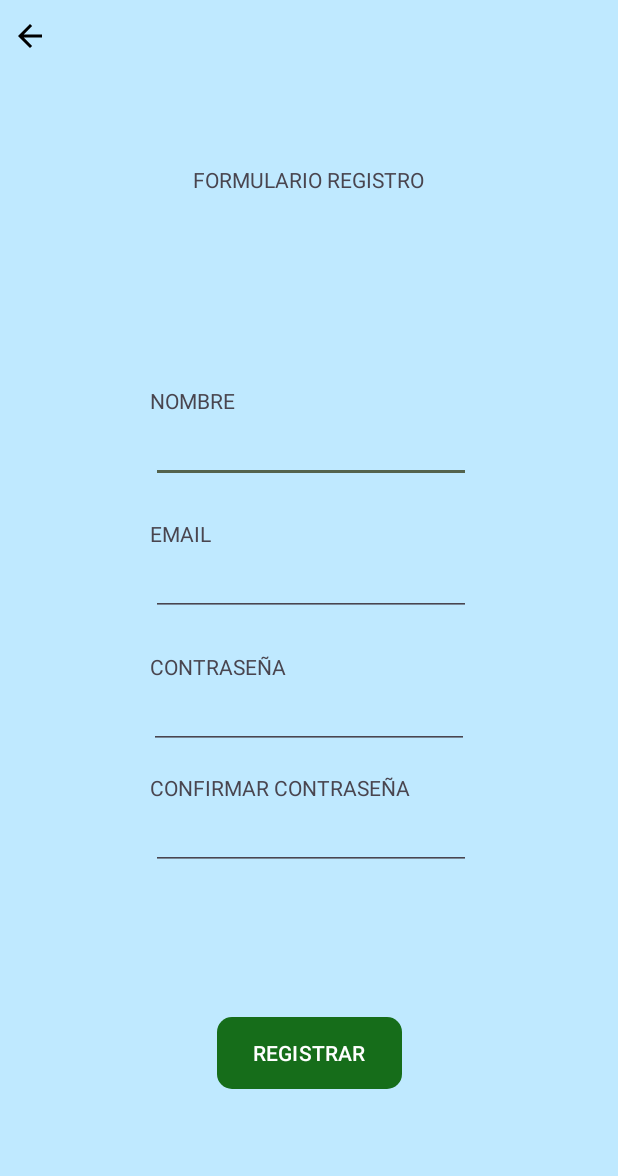
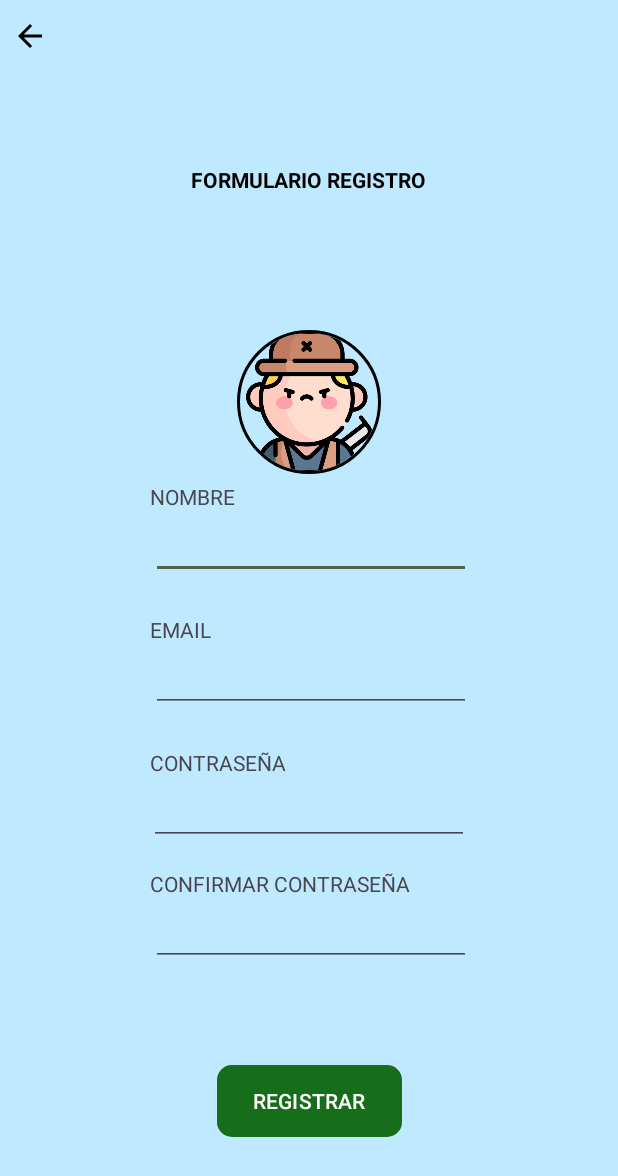
Before and after one commit to adridominguezz/CotorraKiller, an Android app: the RegisterActivity screen opened directly, with no data from a screen before it, on a phone screen of 412 x 824 dp. Shown: the top 1176 px of the screen. Run offline under Robolectric (Android 15) with nearby library versions, the phone set to English and light mode, and no system bars; our stand-ins replace CircleImageView, Firebase (no records; nobody signed in at launch, a user with empty details on screens opened directly); libraries missing offline, so code that uses them is left out: org.checkerframework.checker.

Commit message:
03/01 13:20

```diff
--- a/app/build.gradle.kts
+++ b/app/build.gradle.kts
@@ -49,6 +49,8 @@ dependencies {
     implementation("com.google.firebase:firebase-database-ktx:20.3.0")
     implementation("com.google.firebase:firebase-firestore-ktx:24.10.0")
     implementation("com.google.android.material:material:1.11.0")
+    implementation("com.squareup.picasso:picasso:2.8")
+    implementation("de.hdodenhof:circleimageview:3.1.0")
     testImplementation("junit:junit:4.13.2")
     androidTestImplementation("androidx.test.ext:junit:1.1.5")
     androidTestImplementation("androidx.test.espresso:espresso-core:3.5.1")
--- a/app/src/main/AndroidManifest.xml
+++ b/app/src/main/AndroidManifest.xml
@@ -14,6 +14,9 @@
         android:supportsRtl="true"
         android:theme="@style/Theme.CotorrasKiller"
         tools:targetApi="31">
+        <activity
+            android:name=".RankingActivity"
+            android:exported="false" />
         <activity
             android:name=".MenuActivity"
             android:exported="false" />
--- a/app/src/main/java/com/example/cotorraskiller/RegisterActivity.kt
+++ b/app/src/main/java/com/example/cotorraskiller/RegisterActivity.kt
@@ -98,7 +98,8 @@ class RegisterActivity : AppCompatActivity() {
                             "email" to logEmail,
                             "password" to logPassword,
                             "name" to name,
-                            "cotorras" to contador
+                            "cotorras" to contador,
+                            "imagen" to ""
                             )
                     )
 
--- a/app/src/main/res/layout/activity_juego.xml
+++ b/app/src/main/res/layout/activity_juego.xml
@@ -2,6 +2,7 @@
 <RelativeLayout xmlns:android="http://schemas.android.com/apk/res/android"
     xmlns:app="http://schemas.android.com/apk/res-auto"
     xmlns:tools="http://schemas.android.com/tools"
+    android:id="@+id/layoutJuego"
     android:layout_width="match_parent"
     android:background="@drawable/fondo1"
     android:layout_height="match_parent"
--- a/app/src/main/res/layout/activity_register.xml
+++ b/app/src/main/res/layout/activity_register.xml
@@ -11,11 +11,26 @@
         android:layout_width="wrap_content"
         android:layout_height="wrap_content"
         android:text="FORMULARIO REGISTRO"
+        android:textStyle="bold"
+        android:textColor="@color/black"
         app:layout_constraintBottom_toBottomOf="parent"
         app:layout_constraintEnd_toEndOf="parent"
         app:layout_constraintStart_toStartOf="parent"
         app:layout_constraintTop_toTopOf="parent"
         app:layout_constraintVertical_bias="0.137" />
+
+
+    <de.hdodenhof.circleimageview.CircleImageView
+        android:id="@+id/profile_image"
+        android:layout_width="96dp"
+        android:layout_height="96dp"
+        android:src="@drawable/cazador"
+        app:civ_border_color="@color/black"
+        android:layout_marginBottom="5dp"
+        app:civ_border_width="2dp"
+        app:layout_constraintBottom_toTopOf="@+id/textViewName"
+        app:layout_constraintEnd_toEndOf="parent"
+        app:layout_constraintStart_toStartOf="parent" />
 
     <TextView
         android:id="@+id/textViewName"
@@ -26,7 +41,7 @@
         app:layout_constraintBottom_toTopOf="@+id/editTextName"
         app:layout_constraintStart_toStartOf="parent" />
 
-    <EditText
+        <EditText
         android:id="@+id/editTextName"
         android:layout_width="wrap_content"
         android:layout_height="wrap_content"
@@ -91,7 +106,7 @@
         android:id="@+id/editTextConfirmPassword"
         android:layout_width="wrap_content"
         android:layout_height="wrap_content"
-        android:layout_marginBottom="244dp"
+        android:layout_marginBottom="180dp"
         android:ems="10"
         android:inputType="textPassword"
         app:layout_constraintBottom_toBottomOf="parent"
--- /dev/null
+++ b/app/src/main/res/layout/jugadores.xml
@@ -0,0 +1,6 @@
+<?xml version="1.0" encoding="utf-8"?>
+<androidx.cardview.widget.CardView xmlns:android="http://schemas.android.com/apk/res/android"
+    android:layout_width="match_parent"
+    android:layout_height="match_parent">
+
+</androidx.cardview.widget.CardView>
```
Also changed, not shown: app/src/main/java/com/example/cotorraskiller/JuegoActivity.kt (+79 -17 lines), app/src/main/java/com/example/cotorraskiller/Jugador.kt (added, +13 -0 lines), app/src/main/java/com/example/cotorraskiller/RankingActivity.kt (added, +11 -0 lines), app/src/main/res/layout/activity_ranking.xml (added, +9 -0 lines), app/src/main/res/values/strings.xml (+6 -5 lines), app/src/main/res/drawable/cazador.png (added).
